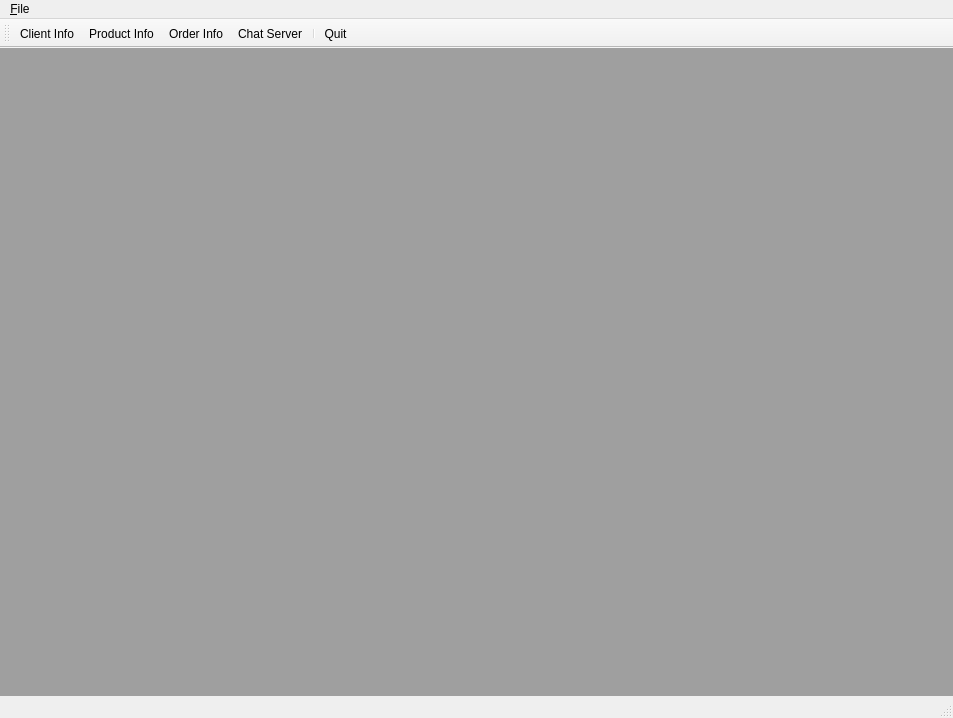
First picture: the form in CSApp/mainwindow.ui, repository Jeong77777/Project_ClientChatManagementProgram_Qt, before the edit.
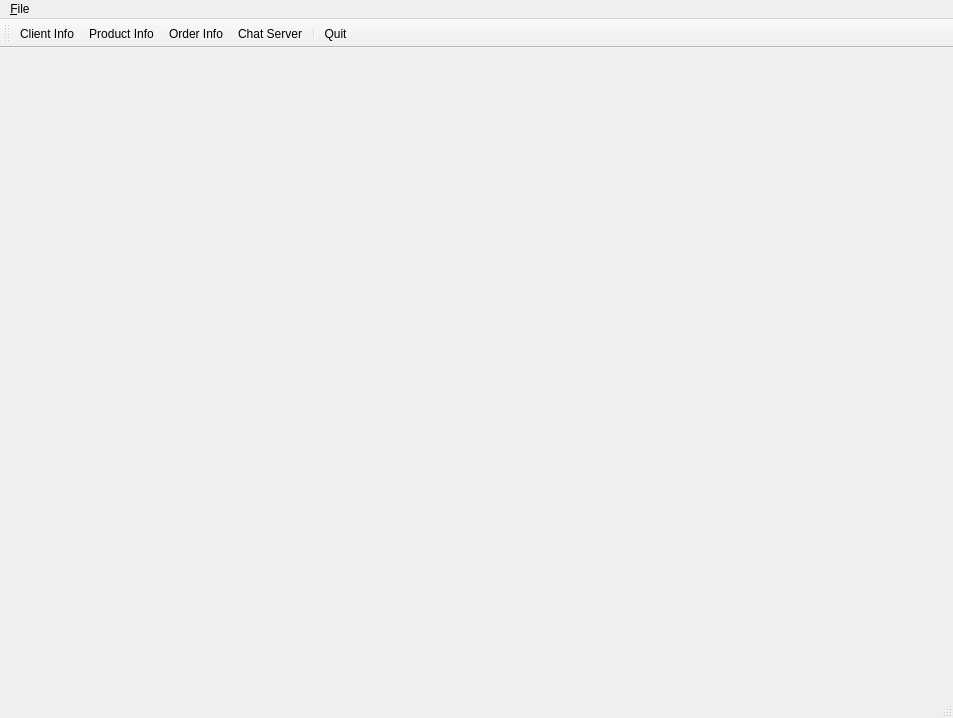
Second picture: the form after the edit.

```diff
--- a/CSApp/mainwindow.ui
+++ b/CSApp/mainwindow.ui
@@ -34,22 +34,9 @@
      <number>0</number>
     </property>
     <item>
-     <widget class="QMdiArea" name="mdiArea">
-      <property name="contextMenuPolicy">
-       <enum>Qt::DefaultContextMenu</enum>
-      </property>
-      <property name="viewMode">
-       <enum>QMdiArea::TabbedView</enum>
-      </property>
-      <property name="documentMode">
-       <bool>true</bool>
-      </property>
-      <property name="tabsClosable">
-       <bool>false</bool>
-      </property>
-      <property name="tabPosition">
-       <enum>QTabWidget::North</enum>
-      </property>
+     <widget class="QStackedWidget" name="stackedWidget">
+      <widget class="QWidget" name="page_7"/>
+      <widget class="QWidget" name="page_1"/>
      </widget>
     </item>
    </layout>
```
